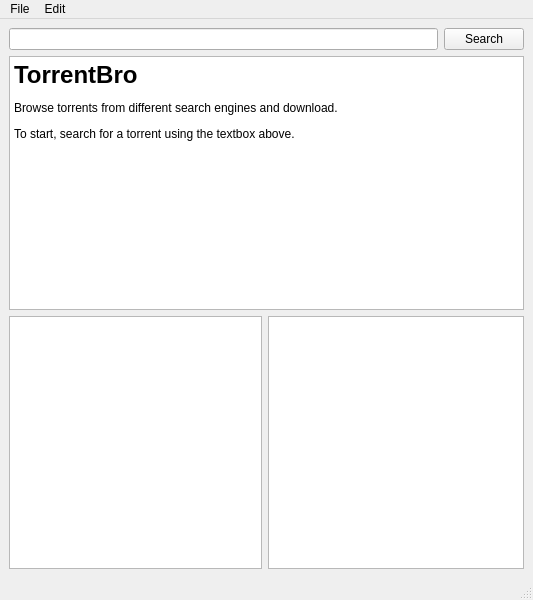
The window that torrentbro/ui/Home.ui (subins2000/TorrentBro) describes before a commit, drawn with Qt 5.
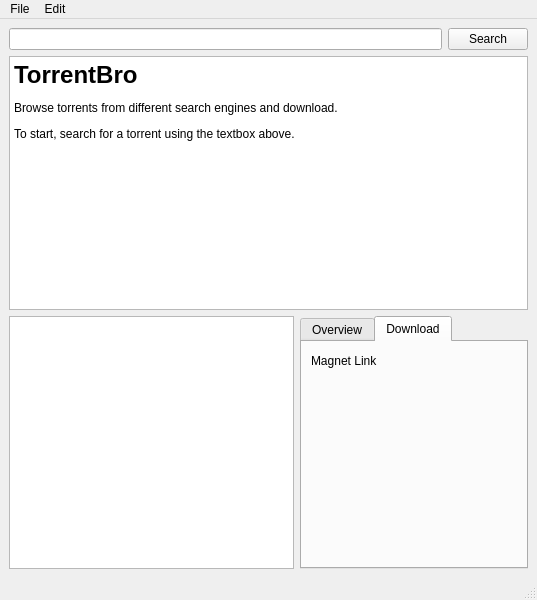
The same window after the commit. Icons and pictures are not drawn.

Diff of the .ui file:
```diff
--- a/torrentbro/ui/Home.ui
+++ b/torrentbro/ui/Home.ui
@@ -6,7 +6,7 @@
    <rect>
     <x>0</x>
     <y>0</y>
-    <width>533</width>
+    <width>537</width>
     <height>600</height>
    </rect>
   </property>
@@ -94,20 +94,82 @@
         </property>
         <property name="sizePolicy">
          <sizepolicy hsizetype="Expanding" vsizetype="Expanding">
-          <horstretch>1</horstretch>
+          <horstretch>5</horstretch>
           <verstretch>1</verstretch>
          </sizepolicy>
         </property>
        </widget>
       </item>
       <item>
-       <widget class="QTextBrowser" name="torrentInfo">
+       <widget class="QTabWidget" name="torrentInfo">
         <property name="sizePolicy">
-         <sizepolicy hsizetype="Fixed" vsizetype="Expanding">
-          <horstretch>0</horstretch>
-          <verstretch>0</verstretch>
+         <sizepolicy hsizetype="Expanding" vsizetype="Expanding">
+          <horstretch>4</horstretch>
+          <verstretch>1</verstretch>
          </sizepolicy>
         </property>
+        <property name="currentIndex">
+         <number>1</number>
+        </property>
+        <widget class="QWidget" name="torrentInfoTabOverview">
+         <property name="sizePolicy">
+          <sizepolicy hsizetype="Expanding" vsizetype="Expanding">
+           <horstretch>1</horstretch>
+           <verstretch>1</verstretch>
+          </sizepolicy>
+         </property>
+         <attribute name="title">
+          <string>Overview</string>
+         </attribute>
+         <layout class="QGridLayout" name="gridLayout">
+          <item row="0" column="0">
+           <widget class="QTextBrowser" name="torrentInfoBasic">
+            <property name="sizePolicy">
+             <sizepolicy hsizetype="Expanding" vsizetype="Expanding">
+              <horstretch>1</horstretch>
+              <verstretch>1</verstretch>
+             </sizepolicy>
+            </property>
+           </widget>
+          </item>
+         </layout>
+        </widget>
+        <widget class="QWidget" name="torrentInfoTabDownload">
+         <property name="sizePolicy">
+          <sizepolicy hsizetype="Expanding" vsizetype="Fixed">
+           <horstretch>0</horstretch>
+           <verstretch>0</verstretch>
+          </sizepolicy>
+         </property>
+         <attribute name="title">
+          <string>Download</string>
+         </attribute>
+         <widget class="QLabel" name="torrentInfoMagnetLink">
+          <property name="geometry">
+           <rect>
+            <x>9</x>
+            <y>10</y>
+            <width>72</width>
+            <height>17</height>
+           </rect>
+          </property>
+          <property name="sizePolicy">
+           <sizepolicy hsizetype="Expanding" vsizetype="Expanding">
+            <horstretch>0</horstretch>
+            <verstretch>1</verstretch>
+           </sizepolicy>
+          </property>
+          <property name="maximumSize">
+           <size>
+            <width>16777215</width>
+            <height>50</height>
+           </size>
+          </property>
+          <property name="text">
+           <string>Magnet Link</string>
+          </property>
+         </widget>
+        </widget>
        </widget>
       </item>
      </layout>
@@ -119,7 +181,7 @@
     <rect>
      <x>0</x>
      <y>0</y>
-     <width>533</width>
+     <width>537</width>
      <height>27</height>
     </rect>
    </property>
```
